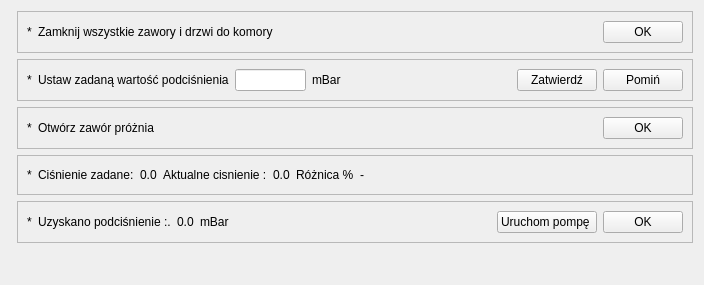
This is app/nowytest_3.ui in wiacekmarcin/StanowiskoChemiczne as Qt 5 draws it before an edit. The edited form follows.
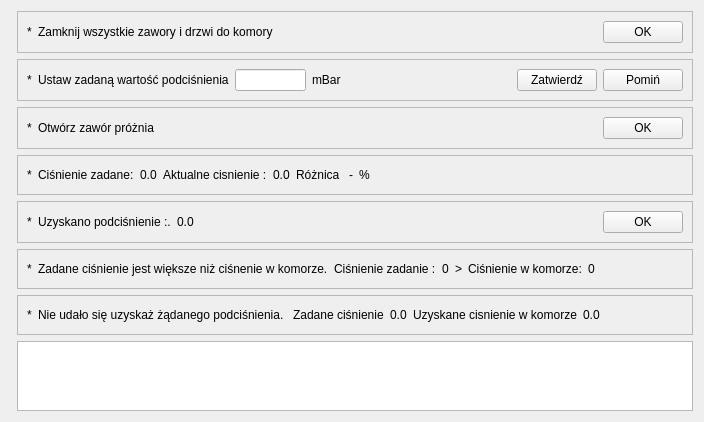
This is the edited form. Custom widgets are drawn as their Qt base class.

Diff of the .ui file:
```diff
--- a/app/nowytest_3.ui
+++ b/app/nowytest_3.ui
@@ -7,7 +7,7 @@
     <x>0</x>
     <y>0</y>
     <width>704</width>
-    <height>285</height>
+    <height>345</height>
    </rect>
   </property>
   <property name="title" stdset="0">
@@ -202,13 +202,6 @@
         </property>
        </widget>
       </item>
-      <item>
-       <widget class="QLabel" name="unit_2">
-        <property name="text">
-         <string>mBar</string>
-        </property>
-       </widget>
-      </item>
       <item>
        <spacer name="horizontalSpacer_4">
         <property name="orientation">
@@ -222,13 +215,6 @@
         </property>
        </spacer>
       </item>
-      <item>
-       <widget class="QPushButton" name="pbRun_5">
-        <property name="text">
-         <string>Uruchom pompę </string>
-        </property>
-       </widget>
-      </item>
       <item>
        <widget class="QPushButton" name="pbOk_5">
         <property name="text">
@@ -286,7 +272,7 @@
       <item>
        <widget class="QLabel" name="label">
         <property name="text">
-         <string>Różnica %</string>
+         <string>Różnica </string>
         </property>
        </widget>
       </item>
@@ -297,6 +283,13 @@
         </property>
        </widget>
       </item>
+      <item>
+       <widget class="QLabel" name="txt4_per">
+        <property name="text">
+         <string>%</string>
+        </property>
+       </widget>
+      </item>
       <item>
        <spacer name="horizontalSpacer_5">
         <property name="orientation">
@@ -313,6 +306,150 @@
      </layout>
     </widget>
    </item>
+   <item row="7" column="1">
+    <widget class="QPlainTextEdit" name="debug"/>
+   </item>
+   <item row="5" column="1">
+    <widget class="QFrame" name="frame_6">
+     <property name="frameShape">
+      <enum>QFrame::StyledPanel</enum>
+     </property>
+     <property name="frameShadow">
+      <enum>QFrame::Raised</enum>
+     </property>
+     <layout class="QHBoxLayout" name="horizontalLayout_6">
+      <item>
+       <widget class="QLabel" name="arrow_6">
+        <property name="text">
+         <string>*</string>
+        </property>
+       </widget>
+      </item>
+      <item>
+       <widget class="QLabel" name="txt6_1">
+        <property name="text">
+         <string>Zadane ciśnienie jest większe niż ciśnenie w komorze.</string>
+        </property>
+       </widget>
+      </item>
+      <item>
+       <widget class="QLabel" name="txt6_2">
+        <property name="text">
+         <string>Ciśnienie zadanie :</string>
+        </property>
+       </widget>
+      </item>
+      <item>
+       <widget class="QLabel" name="cisnienie_zad_6">
+        <property name="text">
+         <string>0</string>
+        </property>
+       </widget>
+      </item>
+      <item>
+       <widget class="QLabel" name="txt6_3">
+        <property name="text">
+         <string>&gt;</string>
+        </property>
+       </widget>
+      </item>
+      <item>
+       <widget class="QLabel" name="txt6_4">
+        <property name="text">
+         <string>Ciśnienie w komorze:</string>
+        </property>
+       </widget>
+      </item>
+      <item>
+       <widget class="QLabel" name="cisnienieKomora_6">
+        <property name="text">
+         <string>0</string>
+        </property>
+       </widget>
+      </item>
+      <item>
+       <spacer name="horizontalSpacer_6">
+        <property name="orientation">
+         <enum>Qt::Horizontal</enum>
+        </property>
+        <property name="sizeHint" stdset="0">
+         <size>
+          <width>40</width>
+          <height>20</height>
+         </size>
+        </property>
+       </spacer>
+      </item>
+     </layout>
+    </widget>
+   </item>
+   <item row="6" column="1">
+    <widget class="QFrame" name="frame_7">
+     <property name="frameShape">
+      <enum>QFrame::StyledPanel</enum>
+     </property>
+     <property name="frameShadow">
+      <enum>QFrame::Raised</enum>
+     </property>
+     <layout class="QHBoxLayout" name="horizontalLayout_7">
+      <item>
+       <widget class="QLabel" name="arrow_7">
+        <property name="text">
+         <string>*</string>
+        </property>
+       </widget>
+      </item>
+      <item>
+       <widget class="QLabel" name="txt7_1">
+        <property name="text">
+         <string>Nie udało się uzyskaż żądanego podciśnienia. </string>
+        </property>
+       </widget>
+      </item>
+      <item>
+       <widget class="QLabel" name="txt7_2">
+        <property name="text">
+         <string>Zadane ciśnienie</string>
+        </property>
+       </widget>
+      </item>
+      <item>
+       <widget class="QLabel" name="cisnienie_zad_7">
+        <property name="text">
+         <string>0.0</string>
+        </property>
+       </widget>
+      </item>
+      <item>
+       <widget class="QLabel" name="txt7_3">
+        <property name="text">
+         <string>Uzyskane cisnienie w komorze</string>
+        </property>
+       </widget>
+      </item>
+      <item>
+       <widget class="QLabel" name="cisnienie_komora_7">
+        <property name="text">
+         <string>0.0</string>
+        </property>
+       </widget>
+      </item>
+      <item>
+       <spacer name="horizontalSpacer_7">
+        <property name="orientation">
+         <enum>Qt::Horizontal</enum>
+        </property>
+        <property name="sizeHint" stdset="0">
+         <size>
+          <width>40</width>
+          <height>20</height>
+         </size>
+        </property>
+       </spacer>
+      </item>
+     </layout>
+    </widget>
+   </item>
   </layout>
  </widget>
  <customwidgets>
```
Left out of the diff: 2 changed lines with no effect on the pictures.
